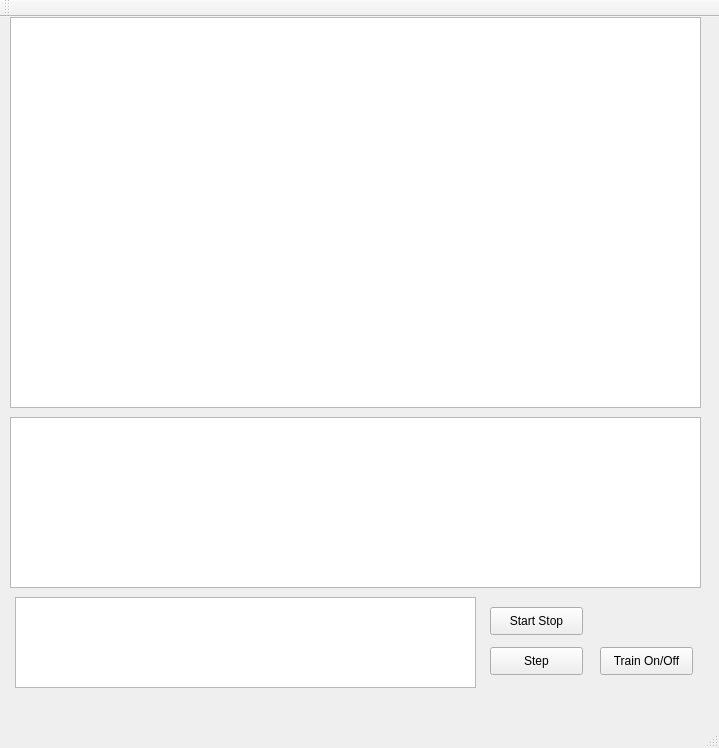
Above: mainwindow.ui from SebastianSchwank/Genesis before the change. Below: the same form after it.
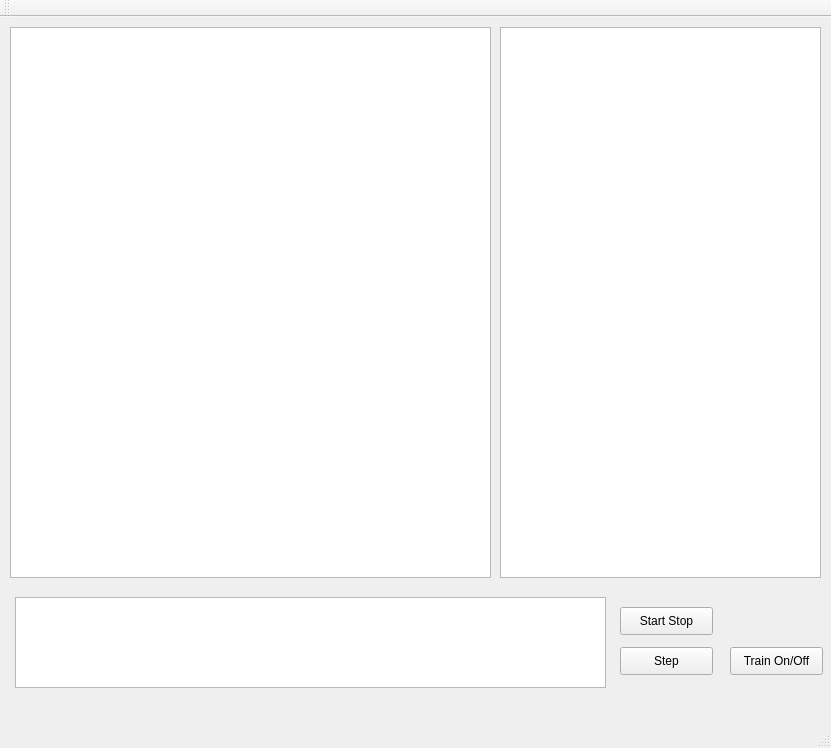
That is the form after the change.

```diff
--- a/mainwindow.ui
+++ b/mainwindow.ui
@@ -6,7 +6,7 @@
    <rect>
     <x>0</x>
     <y>0</y>
-    <width>719</width>
+    <width>831</width>
     <height>748</height>
    </rect>
   </property>
@@ -18,16 +18,16 @@
     <property name="geometry">
      <rect>
       <x>10</x>
-      <y>0</y>
-      <width>691</width>
-      <height>391</height>
+      <y>10</y>
+      <width>481</width>
+      <height>551</height>
      </rect>
     </property>
    </widget>
    <widget class="QPushButton" name="pushButton">
     <property name="geometry">
      <rect>
-      <x>490</x>
+      <x>620</x>
       <y>590</y>
       <width>93</width>
       <height>28</height>
@@ -40,7 +40,7 @@
    <widget class="QPushButton" name="pushButton_2">
     <property name="geometry">
      <rect>
-      <x>490</x>
+      <x>620</x>
       <y>630</y>
       <width>93</width>
       <height>28</height>
@@ -53,10 +53,10 @@
    <widget class="QGraphicsView" name="graphicsView_2">
     <property name="geometry">
      <rect>
-      <x>10</x>
-      <y>400</y>
-      <width>691</width>
-      <height>171</height>
+      <x>500</x>
+      <y>10</y>
+      <width>321</width>
+      <height>551</height>
      </rect>
     </property>
    </widget>
@@ -65,7 +65,7 @@
      <rect>
       <x>15</x>
       <y>580</y>
-      <width>461</width>
+      <width>591</width>
       <height>91</height>
      </rect>
     </property>
@@ -73,7 +73,7 @@
    <widget class="QPushButton" name="pushButton_3">
     <property name="geometry">
      <rect>
-      <x>600</x>
+      <x>730</x>
       <y>630</y>
       <width>93</width>
       <height>28</height>
```
Left out of the diff: 2 changed lines with no effect on the pictures.
